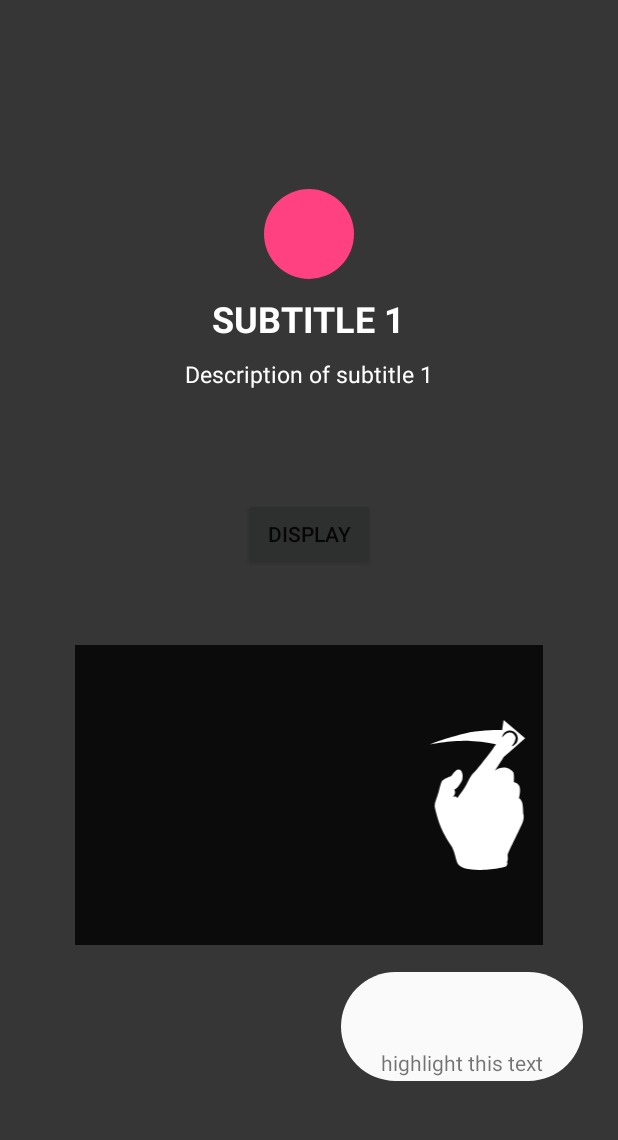
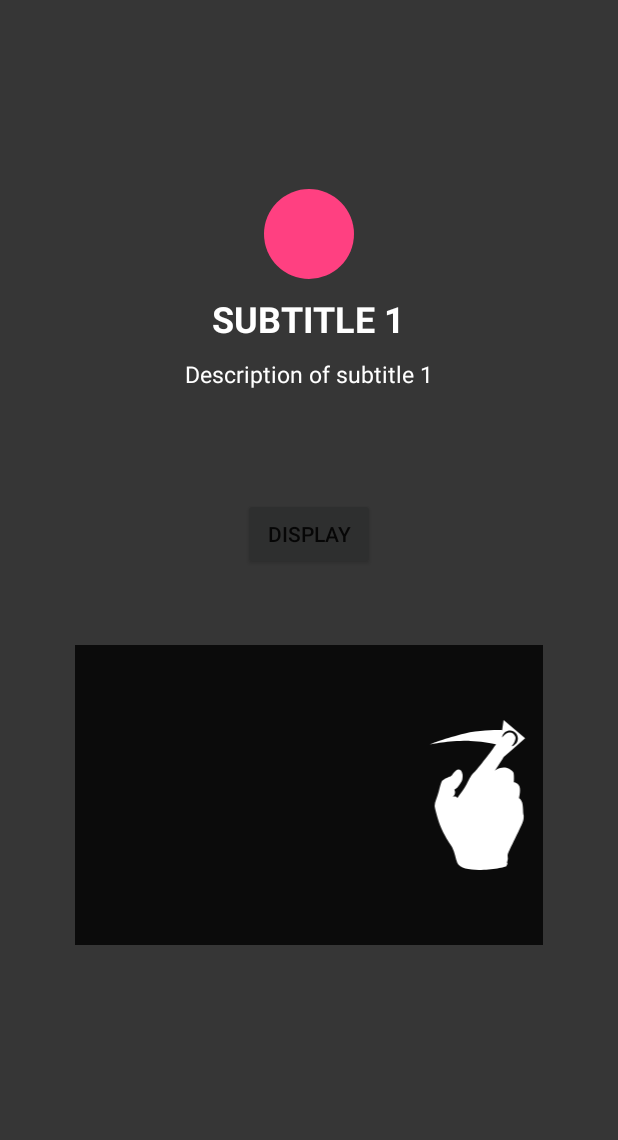
Before and after one commit to florent37/TutoShowcase, an Android app: the screen it shows after launch (MainActivity), after a tap on "DISPLAY", on a phone screen of 412 x 824 dp, the part 84-1224 px from its top. Run offline under Robolectric (Android 15) with nearby library versions, the phone set to English and light mode, and no system bars.

```diff
--- a/app/src/main/java/com/github/florent37/tuto/MainActivity.java
+++ b/app/src/main/java/com/github/florent37/tuto/MainActivity.java
@@ -45,15 +45,6 @@ public class MainActivity extends AppCompatActivity {
                 .displaySwipableRight()
                 .animated(true)
 
-                .on(R.id.importantView)
-                .addRoundRect()
-                .onClick(new View.OnClickListener() {
-                    @Override
-                    public void onClick(View view) {
-
-                    }
-                })
-
                 .show();
     }
 }
--- a/app/src/main/res/layout/activity_main.xml
+++ b/app/src/main/res/layout/activity_main.xml
@@ -10,15 +10,6 @@
         android:layout_width="match_parent"
         android:layout_height="wrap_content"
         android:background="@color/colorPrimary"/>
-
-    <TextView
-        android:id="@+id/importantView"
-        android:text="highlight this text"
-        android:layout_width="wrap_content"
-        android:layout_height="wrap_content"
-        android:layout_alignParentBottom="true"
-        android:layout_margin="50dp"
-        android:layout_alignParentRight="true" />
 
     <View
         android:id="@+id/swipable"
```
Also changed, not shown: app/src/main/java/com/github/florent37/tuto/Tuto.java (+8 -1 lines), 1 other file.
